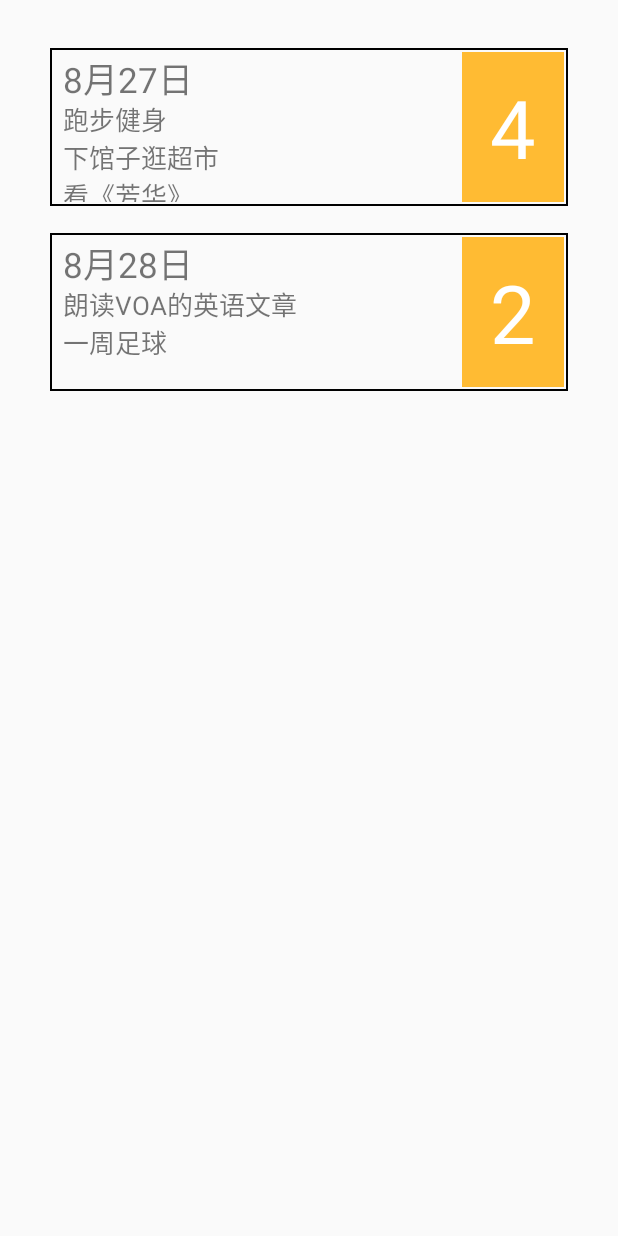
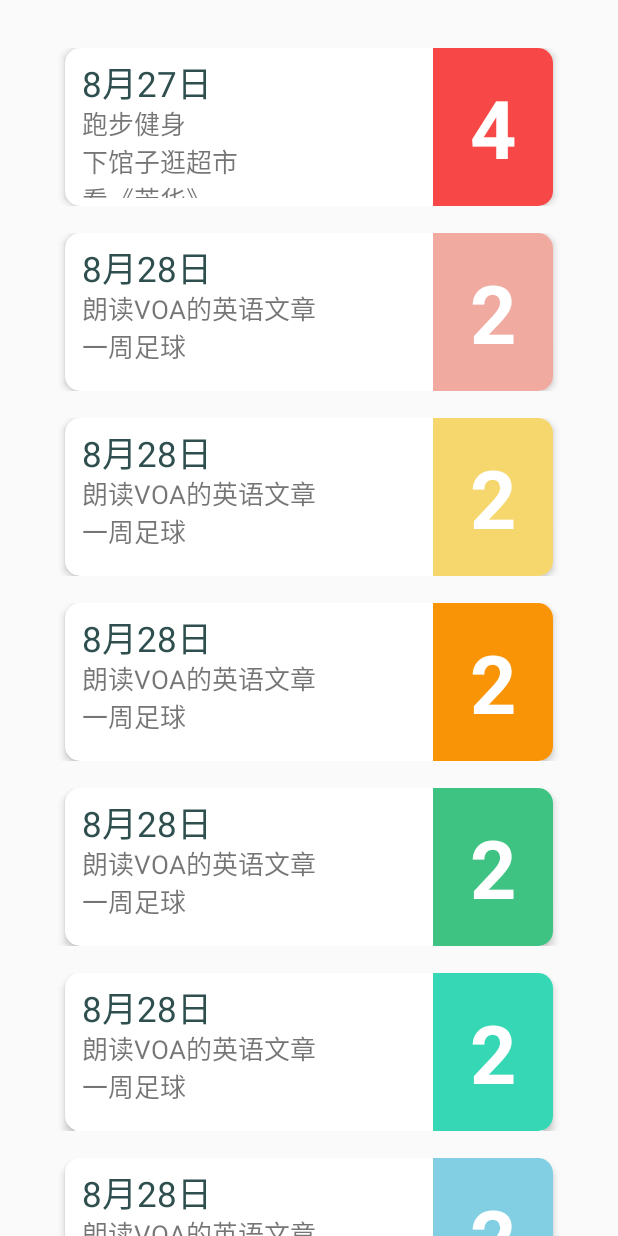
Before and after one commit to LEOch007/SimpleDo, an Android app: the Datetask screen opened directly, with no data from a screen before it, on a phone screen of 412 x 824 dp. Run offline under Robolectric (Android 15) with nearby library versions, the light colour scheme and no system bars.

Commit message:
Datetask基础版+UI

```diff
--- a/app/src/main/java/com/gy/linjliang/simpledo/Datetask.java
+++ b/app/src/main/java/com/gy/linjliang/simpledo/Datetask.java
@@ -23,8 +23,21 @@ public class Datetask extends AppCompatActivity {
         init();
         /* -- RecyclerView -- */
         itemdates = new ArrayList<>();
+        //
         itemdates.add(new itemdate("8月27日","跑步健身\n下馆子逛超市\n看《芳华》","4"));
         itemdates.add(new itemdate("8月28日","朗读VOA的英语文章\n一周足球\n","2"));
+        itemdates.add(new itemdate("8月28日","朗读VOA的英语文章\n一周足球\n","2"));
+        itemdates.add(new itemdate("8月28日","朗读VOA的英语文章\n一周足球\n","2"));
+        itemdates.add(new itemdate("8月28日","朗读VOA的英语文章\n一周足球\n","2"));
+        itemdates.add(new itemdate("8月28日","朗读VOA的英语文章\n一周足球\n","2"));
+        itemdates.add(new itemdate("8月28日","朗读VOA的英语文章\n一周足球\n","2"));
+        itemdates.add(new itemdate("8月28日","朗读VOA的英语文章\n一周足球\n","2"));
+        itemdates.add(new itemdate("8月28日","朗读VOA的英语文章\n一周足球\n","2"));
+        itemdates.add(new itemdate("8月28日","朗读VOA的英语文章\n一周足球\n","2"));
+        itemdates.add(new itemdate("8月28日","朗读VOA的英语文章\n一周足球\n","2"));
+        itemdates.add(new itemdate("8月28日","朗读VOA的英语文章\n一周足球\n","2"));
+        itemdates.add(new itemdate("8月28日","朗读VOA的英语文章\n一周足球\n","2"));
+        //
         myAdapter = new MyAdapter(this,itemdates);
         rview.setLayoutManager(new LinearLayoutManager(this)); //垂直布局
         rview.setAdapter(myAdapter);
--- a/app/src/main/java/com/gy/linjliang/simpledo/MyAdapter.java
+++ b/app/src/main/java/com/gy/linjliang/simpledo/MyAdapter.java
@@ -1,12 +1,14 @@
 package com.gy.linjliang.simpledo;
 
 import android.content.Context;
+import android.graphics.Color;
 import android.support.v7.widget.RecyclerView;
 import android.view.LayoutInflater;
 import android.view.View;
 import android.view.ViewGroup;
 import android.widget.TextView;
 
+import java.util.ArrayList;
 import java.util.List;
 
 /**
@@ -18,9 +20,25 @@ public class MyAdapter extends RecyclerView.Adapter<MyAdapter.MyViewHolder>{
     private Context mContext;
     private List<itemdate> itemdates;
     private OnItemClickLitener mOnItemClickLitener;
+    private ArrayList<String> colorarray;
+    private static int nth;
 
     //创建构造参数
     public MyAdapter(Context context , List<itemdate> datas){
+        //颜色数组
+        nth = 0;
+        colorarray = new ArrayList<String>(){{
+            add("#F74747");
+            add("#F0AAA0");
+            add("#F6D76D");
+            add("#F99406");
+            add("#3EC382");
+            add("#36D7B5");
+            add("#82CFE3");
+            add("#4183D7");
+            add("#DEC6E0");
+        }};
+
         this.mContext = context;
         this.itemdates = datas;
         inflater = LayoutInflater.from(context);
@@ -93,6 +111,8 @@ public class MyAdapter extends RecyclerView.Adapter<MyAdapter.MyViewHolder>{
             tv1 = (TextView) itemView.findViewById(R.id.date);
             tv2 = (TextView) itemView.findViewById(R.id.datecont);
             tv3 = (TextView) itemView.findViewById(R.id.datenum);
+            tv3.setBackgroundColor(Color.parseColor(colorarray.get(nth%colorarray.size())));
+            nth += 1;
         }
     }
 }
--- a/app/src/main/java/com/gy/linjliang/simpledo/widget/WheelView.java
+++ b/app/src/main/java/com/gy/linjliang/simpledo/widget/WheelView.java
@@ -522,7 +522,7 @@ public class WheelView extends View {
 	private int calculateLayoutWidth(int widthSize, int mode) {
 		initResourcesIfNecessary();
 
-		// TODO: make it static
+		// to do: make it static
 		itemsLayout.setLayoutParams(new LayoutParams(LayoutParams.WRAP_CONTENT, LayoutParams.WRAP_CONTENT));
 		itemsLayout.measure(MeasureSpec.makeMeasureSpec(widthSize, MeasureSpec.UNSPECIFIED),
 				MeasureSpec.makeMeasureSpec(0, MeasureSpec.UNSPECIFIED));
--- a/app/src/main/res/layout/activity_datetask.xml
+++ b/app/src/main/res/layout/activity_datetask.xml
@@ -15,7 +15,9 @@
         android:layout_marginRight="24dp"
         app:layout_constraintRight_toRightOf="parent"
         app:layout_constraintTop_toTopOf="parent"
-        android:layout_marginTop="32dp">
+        android:layout_marginTop="32dp"
+        tools:listitem="@layout/item_datetask"
+        >
     </android.support.v7.widget.RecyclerView>
 
 </android.support.constraint.ConstraintLayout>
--- a/app/src/main/res/layout/item_datetask.xml
+++ b/app/src/main/res/layout/item_datetask.xml
@@ -1,18 +1,32 @@
 <?xml version="1.0" encoding="utf-8"?>
 <LinearLayout
+    xmlns:app="http://schemas.android.com/apk/res-auto"
     xmlns:android="http://schemas.android.com/apk/res/android"
+    xmlns:tools="http://schemas.android.com/tools"
     android:orientation="horizontal"
     android:layout_width="match_parent"
     android:layout_height="wrap_content"
-    android:background="@drawable/border"
-    android:elevation="4dp"
+    android:elevation="2dp"
     android:layout_marginBottom="18dp"
     >
+    <android.support.v7.widget.CardView
+        android:layout_width="match_parent"
+        android:layout_height="105dp"
+        android:layout_marginEnd="10dp"
+        android:layout_marginLeft="10dp"
+        android:layout_marginRight="10dp"
+        android:layout_marginStart="10dp"
+        android:foreground="?attr/selectableItemBackground"
+        app:cardCornerRadius="10dp"
+        app:cardElevation="3dp">
+
         <LinearLayout
-        android:layout_weight="4"
-        android:layout_width="0dp"
-        android:layout_height="100dp"
+            android:layout_width="270dp"
+            android:layout_height="match_parent"
             android:orientation="vertical"
+            android:layout_marginBottom="5dp"
+            android:layout_marginStart="5dp"
+            android:layout_marginTop="5dp"
             >
 
             <TextView
@@ -20,6 +34,7 @@
                 android:layout_width="wrap_content"
                 android:layout_height="32dp"
                 android:text="10月1日"
+                android:textColor="@color/darkslategray"
                 android:textSize="23sp"
                 android:layout_marginStart="6dp"
                 />
@@ -37,14 +52,15 @@
 
         <TextView
             android:id="@+id/datenum"
-        android:layout_weight="1"
-        android:layout_width="0dp"
-        android:layout_height="100dp"
+            android:layout_width="80dp"
+            android:layout_height="match_parent"
             android:text="5"
             android:textSize="54sp"
+            android:textStyle="bold"
             android:textColor="@android:color/white"
             android:gravity="center"
+            android:layout_gravity="end"
             android:background="@android:color/holo_orange_light"
             />
-
+    </android.support.v7.widget.CardView>
 </LinearLayout>
--- a/app/src/main/res/values/colors.xml
+++ b/app/src/main/res/values/colors.xml
@@ -157,4 +157,14 @@
     <color name="darkblue">#00008B</color><!--暗蓝色 -->
     <color name="navy">#000080</color><!--海军色 -->
     <color name="black">#000000</color><!--黑色 -->
+
+    <color name="block1">#F74747</color>
+    <color name="block2">#F0AAA0</color>
+    <color name="block3">#F6D76D</color>
+    <color name="block4">#F99406</color>
+    <color name="block5">#3EC382</color>
+    <color name="block6">#36D7B5</color>
+    <color name="block7">#82CFE3</color>
+    <color name="block8">#4183D7</color>
+    <color name="block9">#DEC6E0</color>
 </resources>
```
Lines whose indentation alone changed are shown as unchanged.
